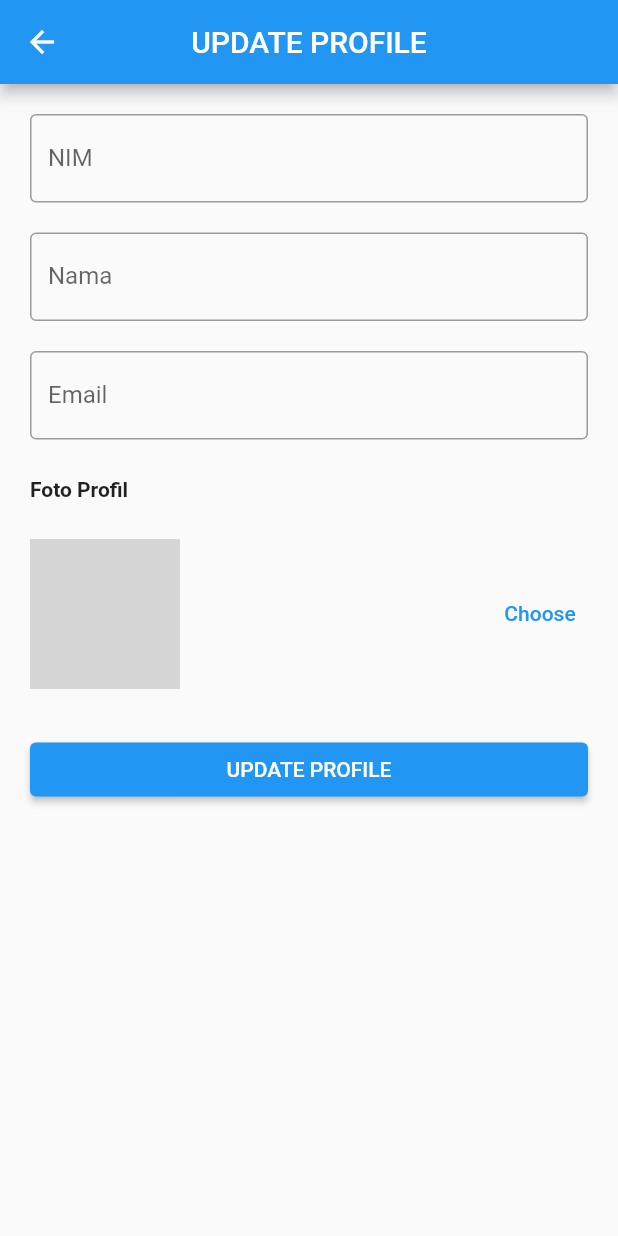
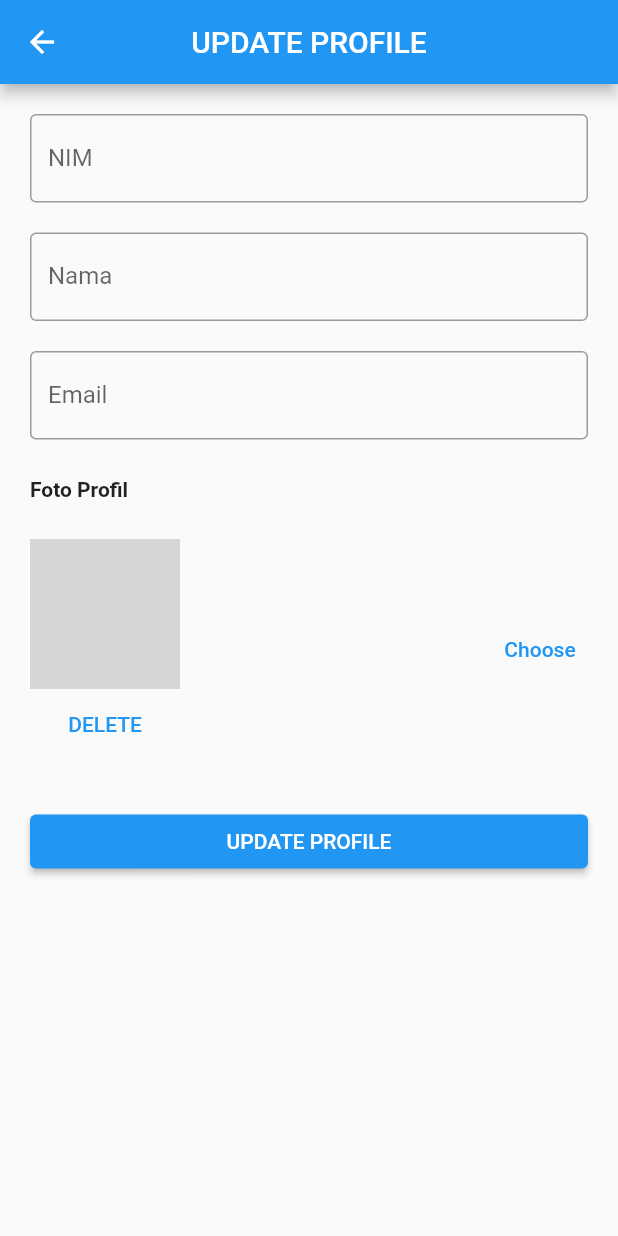
Before and after one commit to unuStudents/Flutter-precense_geolocation, a Flutter app: the UpdateProfileView screen opened directly with empty values, on a phone screen of 412 x 824 dp. Run offline on Flutter 3.47's test engine with Material 2 defaults, Android fonts, the light colour scheme and no system bars; our stand-ins replace cloud_firestore, firebase_auth, firebase_core, firebase_storage, get, image_picker; accounts and stored records are empty; network calls fail; grey boxes are pictures that could not be loaded.

Commit message:
delete profile

```diff
--- a/lib/app/modules/update_profile/views/update_profile_view.dart
+++ b/lib/app/modules/update_profile/views/update_profile_view.dart
@@ -71,7 +71,9 @@ class UpdateProfileView extends GetView<UpdateProfileController> {
                     );
                   } else {
                     if (user["profileImg"] != null) {
-                      return ClipOval(
+                      return Column(
+                        children: [
+                          ClipOval(
                             child: Container(
                               height: 100,
                               width: 100,
@@ -80,6 +82,15 @@ class UpdateProfileView extends GetView<UpdateProfileController> {
                                 fit: BoxFit.cover,
                               ),
                             ),
+                          ),
+                          TextButton(
+                            onPressed: () {
+                              controller.deleteImage(user["uid"]);
+                              Get.back();
+                            },
+                            child: Text("DELETE"),
+                          ),
+                        ],
                       );
                     } else {
                       return Text("NO IMAGE");
```
Also changed, not shown: lib/app/modules/update_profile/controllers/update_profile_controller.dart (+15 -0 lines). Lines whose indentation alone changed are shown as unchanged.
